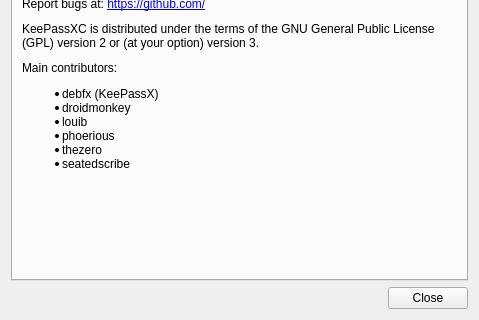
keepassxreboot/keepassxc, file src/gui/AboutDialog.ui: the form before one commit; both pictures show x 0 to 479 and y 158 to 478 of the 479 by 478 pixel window.
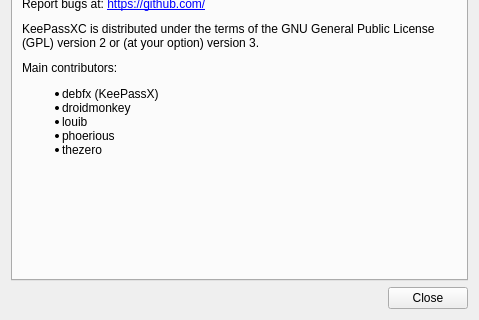
The form after the commit.

Commit message: Better widget positions, removed futile message when no errors shows up

The edit to the form file:
```diff
--- a/src/gui/AboutDialog.ui
+++ b/src/gui/AboutDialog.ui
@@ -162,7 +162,6 @@
 &lt;li&gt;louib&lt;/li&gt;
 &lt;li&gt;phoerious&lt;/li&gt;
 &lt;li&gt;thezero&lt;/li&gt;
-&lt;li&gt;seatedscribe&lt;/li&gt;
 &lt;/ul&gt;</string>
          </property>
         </widget>
```
The commit also changes 3 other files.
